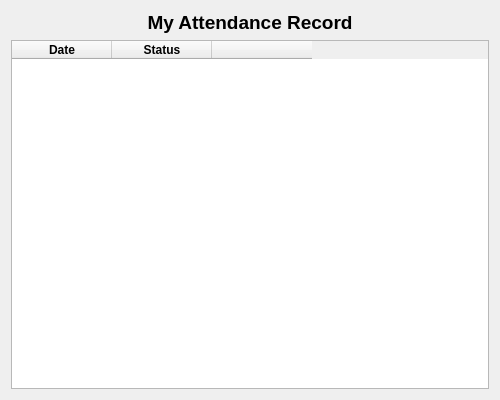
First picture: the form in TeacherPanel/AttendanceMarkingViewing.ui, repository sarimkhan4/SchoolManagementSystem, before the edit.
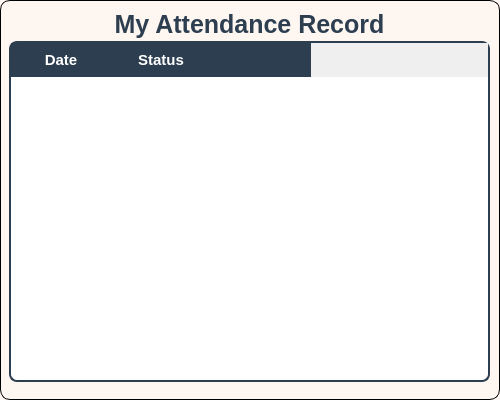
Second picture: the form after the edit.

```diff
--- a/TeacherPanel/AttendanceMarkingViewing.ui
+++ b/TeacherPanel/AttendanceMarkingViewing.ui
@@ -13,15 +13,34 @@
   <property name="windowTitle">
    <string>My Attendance Record</string>
   </property>
-  <layout class="QVBoxLayout" name="verticalLayout">
-   <item>
+  <property name="styleSheet">
+   <string notr="true">QDialog#AttendanceMarkingViewing {
+        background-color: #fef6f0   ;
+        border: 1px solid black;
+        border-radius: 10%;
+}</string>
+  </property>
     <widget class="QLabel" name="lblTitle">
+   <property name="geometry">
+    <rect>
+     <x>9</x>
+     <y>9</y>
+     <width>481</width>
+     <height>31</height>
+    </rect>
+   </property>
      <property name="font">
       <font>
-       <pointsize>14</pointsize>
+     <pointsize>-1</pointsize>
        <bold>true</bold>
       </font>
      </property>
+   <property name="styleSheet">
+    <string notr="true">QLabel#lblTitle {
+        font-size: 25px;
+color: #2c3e50 ;
+}</string>
+   </property>
      <property name="text">
       <string>My Attendance Record</string>
      </property>
@@ -29,9 +48,55 @@
       <set>Qt::AlignmentFlag::AlignCenter</set>
      </property>
     </widget>
-   </item>
-   <item>
     <widget class="QTableWidget" name="tableWidget">
+   <property name="geometry">
+    <rect>
+     <x>9</x>
+     <y>41</y>
+     <width>481</width>
+     <height>341</height>
+    </rect>
+   </property>
+   <property name="styleSheet">
+    <string notr="true">QTableWidget#tableWidget {
+    border: 1.5px solid #2c3e50;
+    border-radius: 8px;
+    background-color: #ffffff;
+    font-family: 'Segoe UI', sans-serif;
+    font-size: 11pt;
+    color: #2c3e50;
+    gridline-color: #ecf0f1;
+    alternate-background-color: #f7f9fa;
+    selection-background-color: #d6eaf8;
+    selection-color: #1a252f;
+}
+
+QHeaderView::section {
+    background-color: #2c3e50;
+    color: white;
+    font-weight: bold;
+    font-size: 11pt;
+    padding: 6px;
+    border: none;
+    font-family: 'Segoe UI', sans-serif;
+}
+
+QTableWidget QTableCornerButton::section {
+    background-color: #2c3e50;
+    border: none;
+}
+
+QTableWidget::item {
+    padding: 8px 10px;
+    font-size: 9pt;
+}
+
+QTableWidget::item:selected {
+    background-color: #d6eaf8;
+    color: #1a252f;
+}
+</string>
+   </property>
      <column>
       <property name="text">
        <string>Date</string>
@@ -58,8 +123,6 @@
       </property>
      </column>
     </widget>
-   </item>
-  </layout>
  </widget>
  <resources/>
  <connections/>
```
Lines whose indentation alone changed are shown as unchanged.
